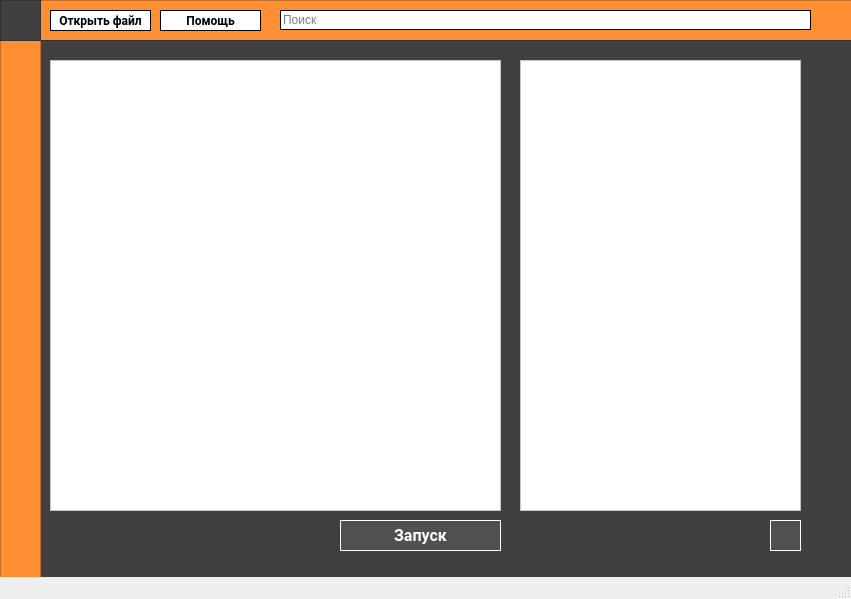
Old version of the form architecture/project.ui in the repository SSH1van/ARFA.
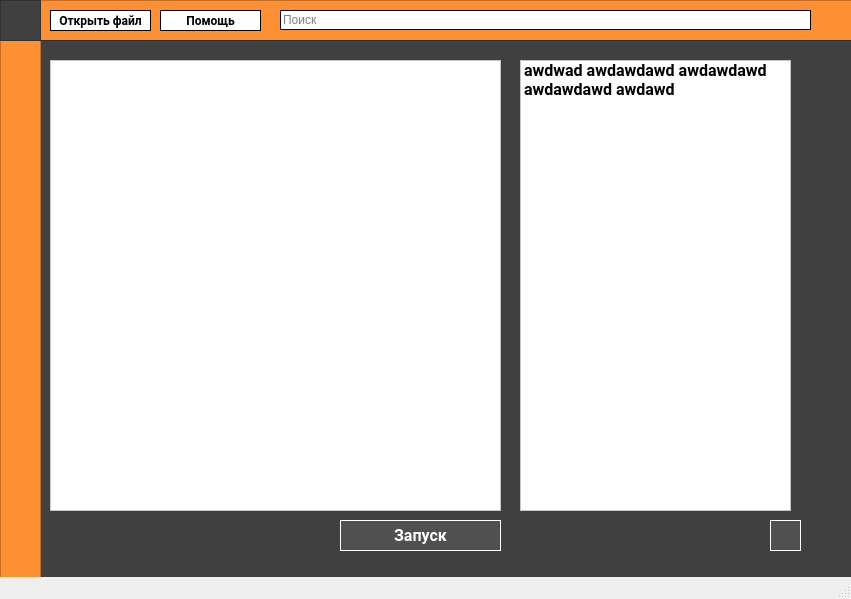
New version of the form. Icons and pictures are not drawn.

Commit message: word wrap

The edit to the form file:
```diff
--- a/architecture/project.ui
+++ b/architecture/project.ui
@@ -78,7 +78,7 @@
       <rect>
        <x>490</x>
        <y>20</y>
-       <width>281</width>
+       <width>271</width>
        <height>451</height>
       </rect>
      </property>
@@ -95,6 +95,20 @@
 background-color:white
 }</string>
      </property>
+     <property name="dragDropOverwriteMode">
+      <bool>false</bool>
+     </property>
+     <property name="isWrapping" stdset="0">
+      <bool>false</bool>
+     </property>
+     <property name="wordWrap">
+      <bool>true</bool>
+     </property>
+     <item>
+      <property name="text">
+       <string>awdwad awdawdawd awdawdawd awdawdawd awdawd</string>
+      </property>
+     </item>
     </widget>
     <widget class="QPushButton" name="pushButton">
      <property name="geometry">
```
